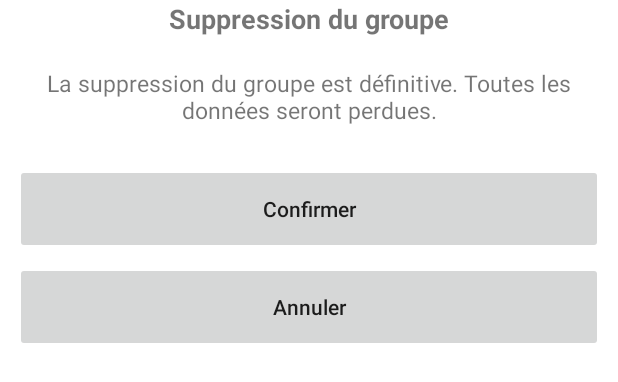
After one commit to DavidDelem/we-split, an Android app: the layout dialog_supprimer_groupe.xml on its own in the app's theme, with its tools: preview values and no code run, on a phone screen of 412 x 824 dp. The commit adds this screen. Shown: the top 382 px of the screen. Run offline under Robolectric (Android 15) with nearby library versions, the phone set to English and light mode, and no system bars.

Commit message:
suppression groupe + stats

```diff
--- a/app/build.gradle
+++ b/app/build.gradle
@@ -25,6 +25,7 @@ dependencies {
     implementation 'com.android.support:design:26.1.0'
     implementation 'com.android.support:support-v4:26.1.0'
     implementation 'com.android.support:cardview-v7:26.1.0'
+    implementation 'com.github.PhilJay:MPAndroidChart:v3.0.3'
     testImplementation 'junit:junit:4.12'
     androidTestImplementation 'com.android.support.test:runner:1.0.1'
     androidTestImplementation 'com.android.support.test.espresso:espresso-core:3.0.1'
--- /dev/null
+++ b/app/src/main/java/com/uqac/wesplit/dialogs/QuitterGroupeDialog.java
@@ -0,0 +1,4 @@
+package com.uqac.wesplit.dialogs;
+
+public class QuitterGroupeDialog {
+}
--- a/app/src/main/java/com/uqac/wesplit/enums/CategoriesEnum.java
+++ b/app/src/main/java/com/uqac/wesplit/enums/CategoriesEnum.java
@@ -3,7 +3,7 @@ package com.uqac.wesplit.enums;
 public enum CategoriesEnum {
 
     COURSES ("Courses"),
-    HABITATION ("Habitation"),
+    HABITATION ("Logement"),
     LOISIRS ("Loisirs"),
     TRANSPORTS ("Transport"),
     SANTE ("Santé"),
--- /dev/null
+++ b/app/src/main/res/layout/dialog_quitter_groupe.xml
@@ -0,0 +1,6 @@
+<?xml version="1.0" encoding="utf-8"?>
+<android.support.constraint.ConstraintLayout
+    xmlns:android="http://schemas.android.com/apk/res/android" android:layout_width="match_parent"
+    android:layout_height="match_parent">
+
+</android.support.constraint.ConstraintLayout>
--- /dev/null
+++ b/app/src/main/res/layout/dialog_supprimer_groupe.xml
@@ -0,0 +1,56 @@
+<?xml version="1.0" encoding="utf-8"?>
+<RelativeLayout
+    xmlns:android="http://schemas.android.com/apk/res/android" android:layout_width="match_parent"
+    android:layout_height="match_parent">
+
+    <TextView
+        android:id="@+id/txt_titre"
+        android:layout_below="@id/txt_identifiant_groupe"
+        android:layout_width="match_parent"
+        android:layout_height="wrap_content"
+        android:layout_marginLeft="30dp"
+        android:layout_marginRight="30dp"
+        android:layout_marginBottom="20dp"
+        android:text="Suppression du groupe"
+        android:textSize="18dp"
+        android:textStyle="bold"
+        android:textAlignment="center"/>
+
+    <TextView
+        android:id="@+id/txt_infos"
+        android:layout_below="@id/txt_titre"
+        android:layout_width="match_parent"
+        android:layout_height="wrap_content"
+        android:layout_marginLeft="30dp"
+        android:layout_marginRight="30dp"
+        android:layout_marginBottom="20dp"
+        android:text="La suppression du groupe est définitive. Toutes les données seront perdues."
+        android:textSize="15dp"
+        android:textAlignment="center"/>
+
+    <Button
+        android:id="@+id/btn_confirmer_supprimer_modal"
+        android:layout_below="@id/txt_infos"
+        android:layout_width="fill_parent"
+        android:layout_marginTop="5dip"
+        android:layout_marginLeft="10dp"
+        android:layout_marginRight="10dp"
+        android:layout_height="60dip"
+        android:text="Confirmer"
+        android:stateListAnimator="@null"
+        android:textAllCaps="false" />
+
+    <Button
+        android:id="@+id/btn_exit_supprimer_modal"
+        android:layout_below="@id/btn_confirmer_supprimer_modal"
+        android:layout_width="fill_parent"
+        android:layout_marginTop="5dp"
+        android:layout_marginLeft="10dp"
+        android:layout_marginRight="10dp"
+        android:layout_marginBottom="10dp"
+        android:layout_height="60dip"
+        android:text="Annuler"
+        android:stateListAnimator="@null"
+        android:textAllCaps="false" />
+
+</RelativeLayout>
--- a/app/src/main/res/layout/fragment_equilibres.xml
+++ b/app/src/main/res/layout/fragment_equilibres.xml
@@ -21,6 +21,7 @@
         <LinearLayout
             android:id="@+id/view_eq"
             android:orientation="vertical"
+            android:layout_marginTop="15dp"
             android:layout_width="match_parent"
             android:layout_height="wrap_content">
         </LinearLayout>
--- a/build.gradle
+++ b/build.gradle
@@ -20,7 +20,7 @@ allprojects {
         google()
         jcenter()
         maven {
-            url "https://maven.google.com" // Google's Maven repository
+            url "https://jitpack.io" // Graph library
         }
     }
 }
```
Also changed, not shown: app/src/main/java/com/uqac/wesplit/GestionGroupeActivity.java (+6 -2 lines), app/src/main/java/com/uqac/wesplit/StatistiquesFragment.java (+46 -1 lines), app/src/main/java/com/uqac/wesplit/dialogs/SupprimerGroupeDialog.java (added, +105 -0 lines), app/src/main/java/com/uqac/wesplit/enums/PeriodesEnum.java (added, +20 -0 lines), app/src/main/res/layout/fragment_statistiques.xml (+25 -4 lines), app/src/main/res/layout/row_list_users.xml (+12 -5 lines), app/src/main/res/mipmap-hdpi/ic_delete_black_24dp.png (added), app/src/main/res/mipmap-mdpi/ic_delete_black_24dp.png (added), app/src/main/res/mipmap-xhdpi/ic_delete_black_24dp.png (added), app/src/main/res/mipmap-xxhdpi/ic_delete_black_24dp.png (added), app/src/main/res/mipmap-xxxhdpi/ic_delete_black_24dp.png (added).
